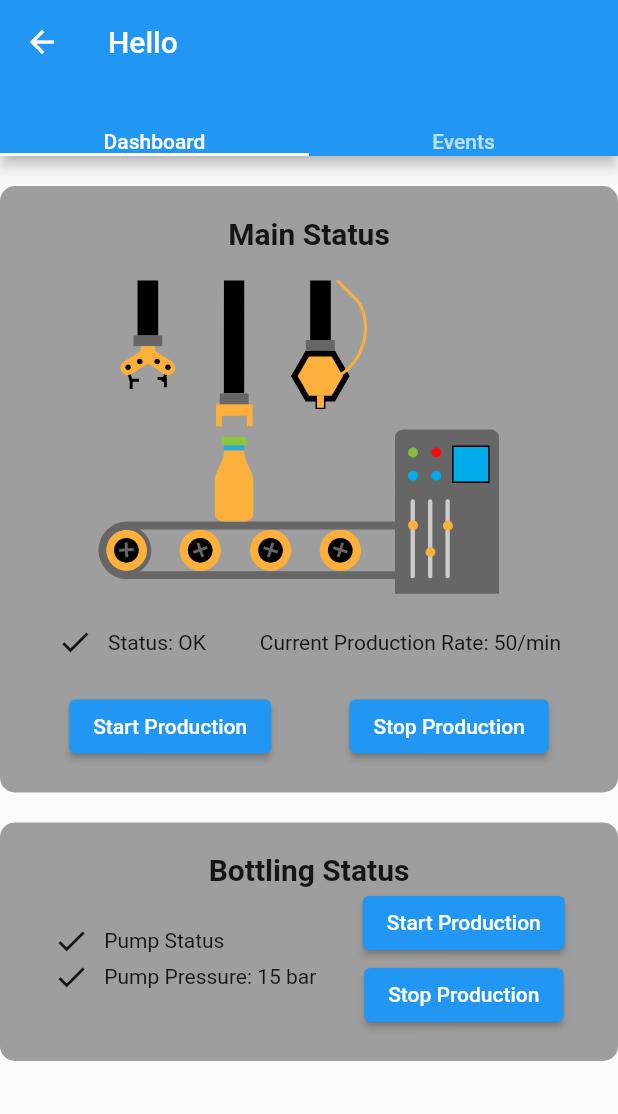
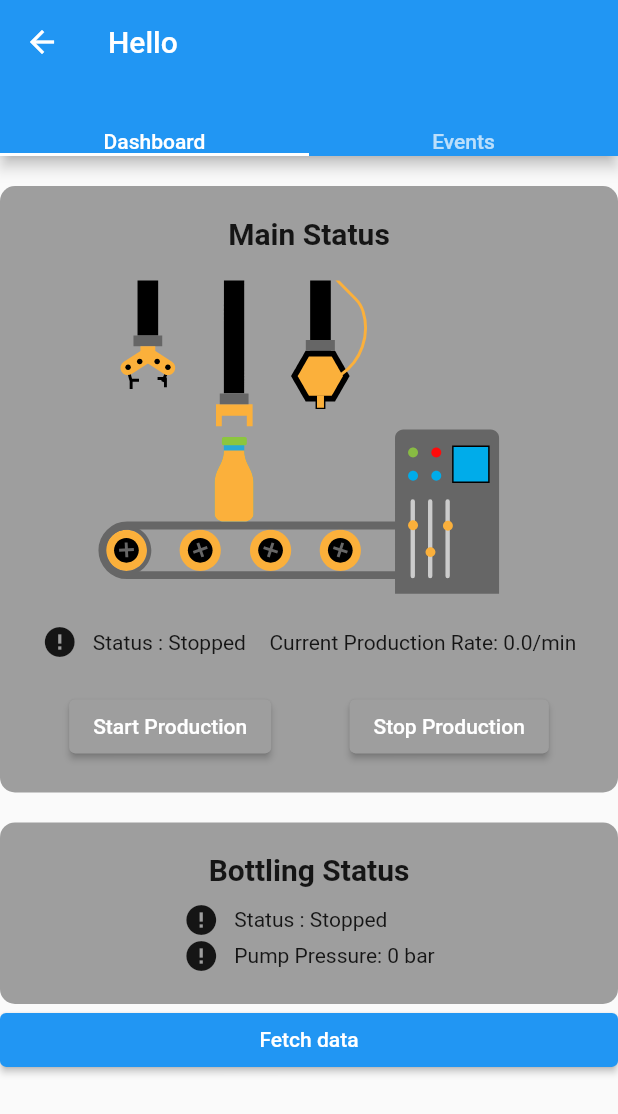
Before and after one commit to onegeekypal/cokeFactory, a Flutter app: the Dashboard screen opened directly, after a tap on "Start Production", on a phone screen of 412 x 824 dp. Shown: the top 1114 px of the screen. Run offline on Flutter 3.47's test engine with Material 2 defaults, Android fonts, the light colour scheme and no system bars; our stand-ins replace bloc, equatable, flutter_bloc, lottie; network calls fail.

Commit message:
basic funtionality done

```diff
--- a/lib/bloc/login_cubit.dart
+++ b/lib/bloc/login_cubit.dart
@@ -4,12 +4,14 @@ import 'package:cokefactory/utils/user.dart';
 import 'login_state.dart';
 
 class UserLoginCubit extends Cubit<UserLoginState> {
+  String userRole = "";
   UserLoginCubit() : super(UserLoginInitialState());
 
-  void loginUser() async {
+  void loginUser(String userType) async {
+    userRole = userType;
     emit(UserLoginLoadingState());
     await Future.delayed(Duration(seconds: 3));
     emit(UserLoginFinishedState(
-        user: User(username: "Dawid", userRole: UserRole.admin)));
+        user: User(username: "Dawid", userRole: userType == "Admin" ? UserRole.admin : UserRole.manager )));
   }
 }
--- a/lib/cards/bottlin_card.dart
+++ b/lib/cards/bottlin_card.dart
@@ -1,10 +1,21 @@
+import 'package:cokefactory/cards/rate_card.dart';
+import 'package:cokefactory/restAPI/rest_api_cubit.dart';
 import 'package:flutter/material.dart';
+import 'package:flutter_bloc/flutter_bloc.dart';
 
 class BottlingCard extends StatelessWidget {
   const BottlingCard({Key? key}) : super(key: key);
 
   @override
   Widget build(BuildContext context) {
+    int pressure = 0;
+    bool status = false;
+    return BlocBuilder<RestApiCubit, RestApiState>(
+      builder: (context, state) {
+        if (state is DataUpdatedState) {
+          pressure = state.data.bottlingPressure;
+          status = state.data.bottlingStatus;
+        }
         return Container(
           width: 400,
           decoration: BoxDecoration(
@@ -14,38 +25,43 @@ class BottlingCard extends StatelessWidget {
             child: Column(
               mainAxisSize: MainAxisSize.min,
               children: [
-            Text("Bottling Status",style: TextStyle(fontSize: 20,fontWeight: FontWeight.bold)),
+                Text("Bottling Status", style: TextStyle(fontSize: 20, fontWeight: FontWeight.bold)),
                 Row(
                   mainAxisAlignment: MainAxisAlignment.spaceAround,
                   children: [
                     Column(
                       crossAxisAlignment: CrossAxisAlignment.start,
                       children: [
-                    getStatusIndicator("Pump Status"),
-                    getStatusIndicator("Pump Pressure: 15 bar"),
+                        SizedBox(height:10.0),
+                        StatusWidget(status: status),
+                        getStatusIndicator("Pump Pressure: $pressure bar",status),
                       ],
                     ),
-                Column(
-                  mainAxisAlignment: MainAxisAlignment.spaceAround,
-                  children: [
-                    ElevatedButton(
-                        onPressed: () {}, child: Text("Start Production")),
-                    ElevatedButton(onPressed: () {}, child: Text("Stop Production"))
-                  ],
-                )
+                    // Column(
+                    //   mainAxisAlignment: MainAxisAlignment.spaceAround,
+                    //   children: [
+                    //     ElevatedButton(
+                    //         onPressed: () {
+                    //
+                    //         }, child: Text("Api Test")),
+                    //     ElevatedButton(onPressed: () {}, child: Text("Stop Production"))
+                    //   ],
+                    // )
                   ],
                 ),
               ],
             ),
           ),
         );
+      },
+    );
   }
 }
 
-Widget getStatusIndicator(String title) {
+Widget getStatusIndicator(String title, bool status) {
   return Row(
     children: [
-      Icon(Icons.check),
+      Icon(status ? Icons.check : Icons.error),
       SizedBox(
         width: 10,
       ),
--- a/lib/cards/rate_card.dart
+++ b/lib/cards/rate_card.dart
@@ -1,6 +1,10 @@
+import 'package:cokefactory/bloc/login_cubit.dart';
+import 'package:cokefactory/restAPI/rest_api_cubit.dart';
+import 'package:flutter/material.dart';
+import 'package:flutter_bloc/flutter_bloc.dart';
+import 'package:lottie/lottie.dart';
 
-import 'package:flutter/material.dart';
-import 'package:lottie/lottie.dart';
+import '../main.dart';
 
 class RateCard extends StatefulWidget {
   const RateCard({Key? key}) : super(key: key);
@@ -9,44 +13,116 @@ class RateCard extends StatefulWidget {
   State<RateCard> createState() => _RateCardState();
 }
 
-class _RateCardState extends State<RateCard> with TickerProviderStateMixin{
+class _RateCardState extends State<RateCard> with TickerProviderStateMixin {
   late final AnimationController _controller;
   @override
   void initState() {
     _controller = AnimationController(vsync: this);
+
     super.initState();
   }
+
   @override
   void dispose() {
     _controller.dispose();
     super.dispose();
   }
+
   @override
   Widget build(BuildContext context) {
+    double rate = 0;
+    bool status = false;
+    return BlocBuilder<RestApiCubit, RestApiState>(
+      builder: (context, state) {
+        if (state is DataUpdatedState) {
+          rate = state.data.rate;
+          status = state.data.rateStatus;
+          if (status) {
+            _controller.repeat(period: Duration(hours: 5));
+          } else {
+            _controller.stop(canceled: false);
+          }
+        }
+        bool isAdmin = userType == "Admin";
+
         return Container(
           width: 400,
-        decoration: BoxDecoration(
-          color: Colors.grey,
-          borderRadius: BorderRadius.circular(10.0)
-        ),
+          decoration: BoxDecoration(color: Colors.grey, borderRadius: BorderRadius.circular(10.0)),
           child: Padding(
             padding: const EdgeInsets.all(20.0),
             child: Column(
               mainAxisSize: MainAxisSize.min,
               crossAxisAlignment: CrossAxisAlignment.center,
               children: [
-              Text("Main Status",style: TextStyle(fontSize: 20,fontWeight: FontWeight.bold)),
-              SizedBox(height: 20,),
-              Lottie.asset('assets/animations/8758-bottling-factory.json',controller: _controller,onLoaded: (composition){_controller..duration = composition.duration..repeat();}),
-              SizedBox(height: 20,),
-              Row(mainAxisAlignment: MainAxisAlignment.spaceAround,children:[Row(children: [Icon(Icons.check),SizedBox(width: 10,),Text("Status: OK")],),Text("Current Production Rate: 50/min"),],),
-              SizedBox(height: 20,),
-              Row(mainAxisAlignment: MainAxisAlignment.spaceAround,children: [ElevatedButton(onPressed: (){_controller.repeat(); setState(() {
-
-              });}, child: Text("Start Production")),ElevatedButton(onPressed: (){_controller.stop(canceled: false);}, child: Text("Stop Production")),],)
+                Text("Main Status", style: TextStyle(fontSize: 20, fontWeight: FontWeight.bold)),
+                SizedBox(
+                  height: 20,
+                ),
+                Lottie.asset('assets/animations/8758-bottling-factory.json', controller: _controller, onLoaded: (composition) {
+                  _controller
+                    ..duration = composition.duration
+                    ..repeat();
+                }),
+                SizedBox(
+                  height: 20,
+                ),
+                Row(
+                  mainAxisAlignment: MainAxisAlignment.spaceAround,
+                  children: [
+                    StatusWidget(
+                      status: status,
+                    ),
+                    Text("Current Production Rate: $rate/min"),
+                  ],
+                ),
+                SizedBox(
+                  height: 20,
+                ),
+                Row(
+                  mainAxisAlignment: MainAxisAlignment.spaceAround,
+                  children: [
+                    ElevatedButton(
+                      onPressed: () {
+                        if (isAdmin) {
+                          BlocProvider.of<RestApiCubit>(context).startMainStatus();
+                        }
+                      },
+                      child: Text("Start Production"),
+                      style: ElevatedButton.styleFrom(primary: isAdmin ? Colors.blue : Colors.grey),
+                    ),
+                    ElevatedButton(
+                        onPressed: () {
+                          if (isAdmin) {
+                            BlocProvider.of<RestApiCubit>(context).stopMainStatus();
+                          }
+                        },
+                        child: Text("Stop Production"),
+                        style: ElevatedButton.styleFrom(primary: isAdmin ? Colors.blue : Colors.grey)),
+                  ],
+                )
               ],
             ),
           ),
         );
+      },
+    );
   }
 }
+
+class StatusWidget extends StatelessWidget {
+  final bool status;
+  const StatusWidget({Key? key, required this.status}) : super(key: key);
+
+  @override
+  Widget build(BuildContext context) {
+    return Row(
+      children: [
+        Icon(status ? Icons.check : Icons.error),
+        SizedBox(
+          width: 10,
+        ),
+        Text(status ? "Status: OK" : "Status : Stopped")
+      ],
+    );
+  }
+}
--- a/lib/dashboard/dashboard.dart
+++ b/lib/dashboard/dashboard.dart
@@ -1,6 +1,10 @@
+import 'dart:async';
+
 import 'package:cokefactory/cards/bottlin_card.dart';
 import 'package:cokefactory/cards/rate_card.dart';
+import 'package:cokefactory/restAPI/rest_api_cubit.dart';
 import 'package:flutter/material.dart';
+import 'package:flutter_bloc/flutter_bloc.dart';
 
 class Dashboard extends StatefulWidget {
   const Dashboard({Key? key}) : super(key: key);
@@ -11,9 +15,16 @@ class Dashboard extends StatefulWidget {
 
 class _DashboardState extends State<Dashboard> with TickerProviderStateMixin {
   late final TabController controller;
+  int index = 0;
+
   @override
   void initState() {
     controller = TabController(length: 2, vsync: this);
+    controller.addListener(() {
+      setState(() {
+        index = controller.index;
+      });
+    });
     super.initState();
   }
 
@@ -25,60 +36,96 @@ class _DashboardState extends State<Dashboard> with TickerProviderStateMixin {
 
   @override
   Widget build(BuildContext context) {
+    Timer.periodic(Duration(seconds:3),(timer){
+      BlocProvider.of<RestApiCubit>(context).fetchData();
+    });
     return Scaffold(
       appBar: AppBar(title: Text("Hello"), bottom: TabBar(controller: controller, tabs: [Text("Dashboard"), Text("Events")])),
       body: TabBarView(
         controller: controller,
         children: [DashboardWidget(), EventsWidget()],
       ),
+      floatingActionButton: index == 1
+          ? FloatingActionButton(
+              onPressed: () {
+                BlocProvider.of<RestApiCubit>(context).clearEvents();
+              },
+              child: Icon(Icons.delete),
+              backgroundColor: Colors.red,
+            )
+          : null,
     );
   }
 }
 
-class EventsWidget extends StatelessWidget {
+class EventsWidget extends StatefulWidget {
+  @override
+  State<EventsWidget> createState() => _EventsWidgetState();
+}
+
+class _EventsWidgetState extends State<EventsWidget> {
   @override
   Widget build(BuildContext context) {
-    return Column(
-      crossAxisAlignment: CrossAxisAlignment.center,
-      children: [
-        Event(eventData: EventItem(status: "Warning",messageTitle: "Production Stopped",message: "ProductionStopped at 11:30")),
-        Event(eventData: EventItem(status: "Info",messageTitle: "Production Stopped",message: "ProductionStopped at 11:30")),
-        Event(eventData: EventItem(status: "Critical",messageTitle: "Production Stopped",message: "ProductionStopped at 11:30")),
-      ],
+    return BlocBuilder<RestApiCubit, RestApiState>(
+      builder: (context, state) {
+        List<EventItem> events = BlocProvider.of<RestApiCubit>(context).events;
+        return events.isEmpty
+            ? Center(child: Text("No events"))
+            : ListView(
+                children: events.reversed
+                    .map((e) => Center(
+                            child: Event(
+                          eventData: e,
+                        )))
+                    .toList(),
+              );
+      },
     );
   }
 }
 
-
-class EventItem{
+class EventItem {
   final String status;
   final String messageTitle;
   final String message;
-  EventItem({required this.status,required this.messageTitle,required this.message});
+
+  EventItem({required this.status, required this.messageTitle, required this.message});
 }
 
-
-class Event extends StatelessWidget{
+class Event extends StatelessWidget {
   final EventItem eventData;
 
   const Event({Key? key, required this.eventData}) : super(key: key);
 
-  Icon _generateLeadingIcon(){
+  Icon _generateLeadingIcon() {
     double iconSize = 40.0;
-    if(eventData.status == "Info") return Icon(Icons.info,color: Colors.blue,size: iconSize,);
-    else if (eventData.status == "Warning") return Icon(Icons.warning, color: Colors.yellow,size: iconSize,);
-    else if (eventData.status == "Critical") return Icon(Icons.dangerous, color: Colors.red,size: iconSize,);
-    else return Icon(Icons.info);
+    if (eventData.status == "Info")
+      return Icon(
+        Icons.info,
+        color: Colors.blue,
+        size: iconSize,
+      );
+    else if (eventData.status == "Warning")
+      return Icon(
+        Icons.warning,
+        color: Colors.yellow,
+        size: iconSize,
+      );
+    else if (eventData.status == "Critical")
+      return Icon(
+        Icons.dangerous,
+        color: Colors.red,
+        size: iconSize,
+      );
+    else
+      return Icon(Icons.info);
   }
 
   @override
   Widget build(BuildContext context) {
     return Container(
       margin: EdgeInsets.all(10),
-      decoration: BoxDecoration(
-        color: Colors.grey.shade400,
-        borderRadius: BorderRadius.circular(20.0)
-      ),
+      decoration: BoxDecoration(color: Colors.grey.shade400, borderRadius: BorderRadius.circular(20.0)),
       constraints: BoxConstraints(maxWidth: 500),
       child: ListTile(
         leading: _generateLeadingIcon(),
@@ -87,9 +134,7 @@ class Event extends StatelessWidget{
       ),
     );
   }
-
 }
-
 
 class DashboardWidget extends StatelessWidget {
   const DashboardWidget({
@@ -98,6 +143,8 @@ class DashboardWidget extends StatelessWidget {
 
   @override
   Widget build(BuildContext context) {
+    return BlocBuilder<RestApiCubit, RestApiState>(
+      builder: (context, state) {
         return Center(
           child: ConstrainedBox(
             constraints: BoxConstraints(maxWidth: 500),
@@ -110,8 +157,15 @@ class DashboardWidget extends StatelessWidget {
                 height: 20,
               ),
               BottlingCard(),
+              ElevatedButton(
+                  onPressed: () {
+                    BlocProvider.of<RestApiCubit>(context).fetchData();
+                  },
+                  child: Text("Fetch data"))
             ]),
           ),
         );
+      },
+    );
   }
 }
--- /dev/null
+++ b/lib/restAPI/dashboardApi.dart
@@ -0,0 +1,3 @@
+import 'dart:async';
+import 'dart:convert';
+import 'package:http/http.dart' as http;
--- /dev/null
+++ b/lib/restAPI/rest_api_cubit.dart
@@ -0,0 +1,86 @@
+import 'package:bloc/bloc.dart';
+import 'package:cokefactory/dashboard/dashboard.dart';
+import 'package:meta/meta.dart';
+import 'dart:async';
+import 'dart:convert';
+import 'package:http/http.dart' as http;
+
+part 'rest_api_state.dart';
+
+class RestApiCubit extends Cubit<RestApiState> {
+  late final http.Client client;
+  List<EventItem> events = [];
+  final Uri url = Uri.parse("http://localhost:5000");
+  RestApiCubit() : super(RestApiInitial()) {
+    client = http.Client();
+  }
+
+  void fetchData() async{
+    var url = Uri.parse("http://localhost:5000/all");
+    var response = await client.get(url);
+    if (response.statusCode == 200){
+      // print(response.body);
+      var rate = jsonDecode(response.body)[2][0]['rate'];
+
+      // print(bottlingPressure);
+      var rateStatus = jsonDecode(response.body)[0][0]['status'];
+      if(double.parse(rate) < 14.1 && rateStatus){
+        addEvent(EventItem(status: "Warning", messageTitle: "Rate warning",message: "Slow production rate: ${double.parse(rate)}/min"));
+      }
+      var bottlingStatus = jsonDecode(response.body)[1][0]['status'];
+      var bottlingPressure = jsonDecode(response.body)[3][0]['rate'];
+      if (int.parse(bottlingPressure) <= 15 && int.parse(bottlingPressure) != 0){
+        addEvent(EventItem(status: "Critical", messageTitle: "Pressure Error",message: "Low pressure: ${int.parse(bottlingPressure)} Bar"));
+      }else if (int.parse(bottlingPressure) >= 19 && bottlingStatus){
+        addEvent(EventItem(status: "Critical", messageTitle: "Pressure Error",message: "High pressure: ${int.parse(bottlingPressure)} Bar"));
+      }
+      emit(DataUpdatedState(data: DashboardData(rate: double.parse(rate),rateStatus: rateStatus,bottlingStatus: bottlingStatus,bottlingPressure: int.parse(bottlingPressure))));
+    }
+
+  }
+
+  void startMainStatus() async{
+
+    var url = Uri.parse("http://localhost:5000/main_status");
+    var json = jsonEncode({"status" : "1"});
+    var response = await client.post(url,headers: {
+      'Content-Type': 'application/json; charset=UTF-8',
+    },body: json);
+    addEvent(EventItem(status: "Info", messageTitle: "Production state change",message: "Production started"));
+    fetchData();
+  }
+
+  void stopMainStatus() async{
+
+    var url = Uri.parse("http://localhost:5000/main_status");
+    var json = jsonEncode({"status" : "0"});
+    var response = await client.post(url,headers: {
+      'Content-Type': 'application/json; charset=UTF-8',
+    },body: json);
+    addEvent(EventItem(status: "Info", messageTitle: "Production state change",message: "Production stopped"));
+    fetchData();
+  }
+
+  void addEvent(EventItem newEvent){
+    events.add(newEvent);
+  }
+  void clearEvents(){
+    events = [];
+    fetchData();
+  }
+}
+
+
+class DashboardData {
+  final double rate;
+  final bool rateStatus;
+  final bool bottlingStatus;
+  final int bottlingPressure;
+  DashboardData({required this.rate,required this.rateStatus,required this.bottlingStatus,required this.bottlingPressure});
+
+  // factory DashboardData.fromJson(Map<String,dynamic> json){
+  //   return DashboardData(rate: double.parse(json['rate']));
+  // }
+
+  // get getRate => this.rate;
+}
--- /dev/null
+++ b/lib/restAPI/rest_api_state.dart
@@ -0,0 +1,11 @@
+part of 'rest_api_cubit.dart';
+
+@immutable
+abstract class RestApiState {}
+
+class RestApiInitial extends RestApiState {}
+
+class DataUpdatedState extends RestApiState{
+  final DashboardData data;
+  DataUpdatedState({required this.data});
+}
--- a/pubspec.yaml
+++ b/pubspec.yaml
@@ -39,6 +39,7 @@ dependencies:
 #  charts_flutter: ^0.12.0
   fl_chart: ^0.40.2
   lottie: ^1.2.1
+  http: ^0.13.4
 
 dev_dependencies:
   flutter_test:
```
Also changed, not shown: lib/login/login_screen.dart (+23 -2 lines), lib/main.dart (+7 -1 lines), pubspec.lock. Lines whose indentation alone changed are shown as unchanged.
